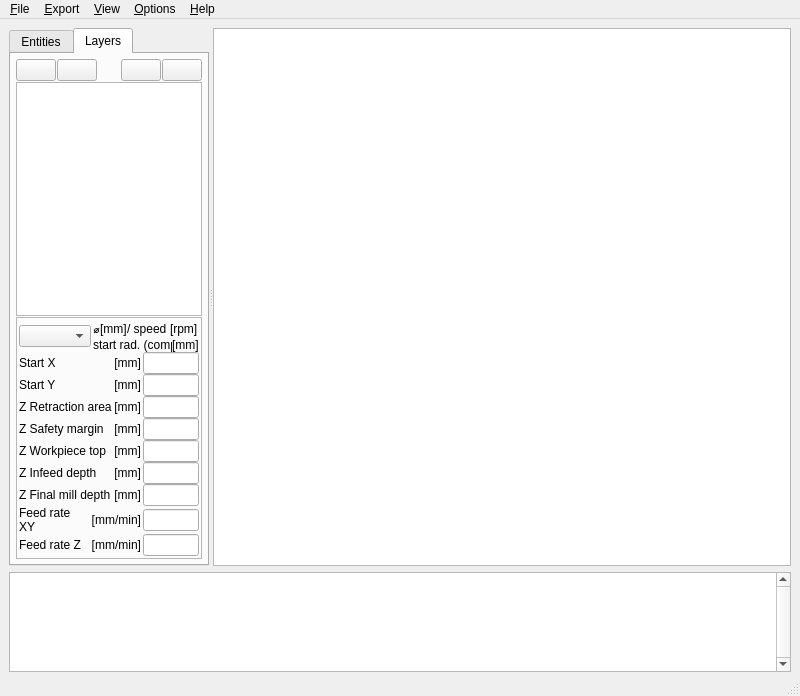
Old version of the form dxf2gcode.ui in the repository ltspicer/dxf2gcode.
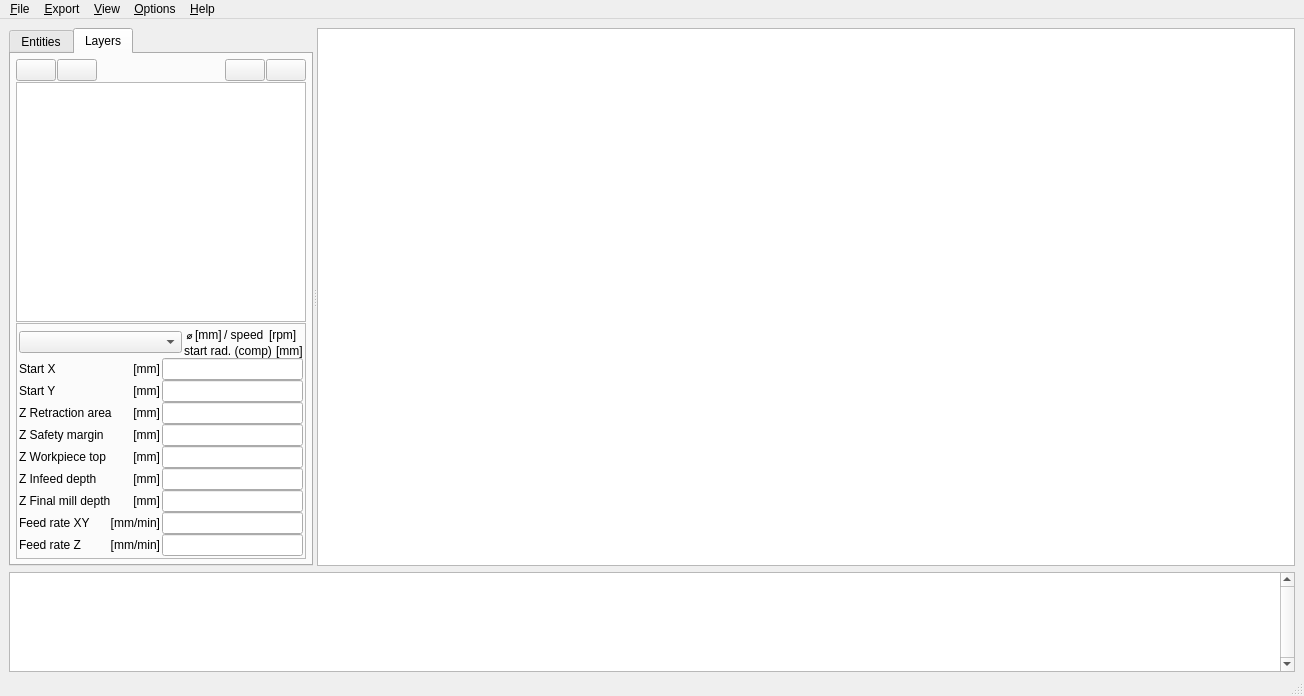
New version of the form. Icons and pictures are not drawn. Custom widgets are drawn as their Qt base class.

The edit to the form file:
```diff
--- a/dxf2gcode.ui
+++ b/dxf2gcode.ui
@@ -9,7 +9,7 @@
    <rect>
     <x>0</x>
     <y>0</y>
-    <width>800</width>
+    <width>1304</width>
     <height>696</height>
    </rect>
   </property>
@@ -853,8 +853,8 @@
     <rect>
      <x>0</x>
      <y>0</y>
-     <width>800</width>
-     <height>24</height>
+     <width>1304</width>
+     <height>26</height>
     </rect>
    </property>
    <widget class="QMenu" name="menuFile">
```
Left out of the diff: 9 changed lines with no effect on the pictures.
